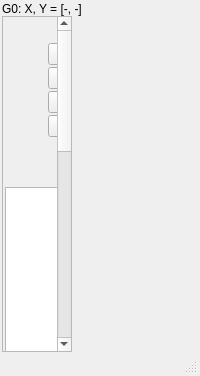
The window that src/MainWindow.ui (yesint/QtGrace6) describes before a commit, drawn with Qt 5.
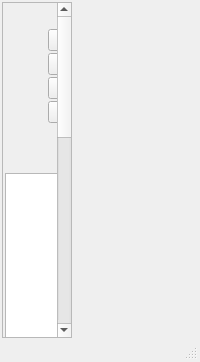
The same window after the commit. Icons and pictures are not drawn. Custom widgets are drawn as their Qt base class.

Commit message:
Remove statLocBar completely: slot, widget, menu action, row
- Remove QLabel *statLocBar member from MainWindow.h
- Remove statLocBar from .ui (row 1 now empty, collapses to 0px)
- Remove statLocBar bridge from constructor, collapse row 1 min height to 0
- Remove Show locator bar menu action from View menu
- Remove ShowLocBar() slot behaviour in ManageBars()
- events.cpp: route coordinate display solely to coordLabel in statusBar

Hover coordinates now appear only in the permanent coordLabel widget
on the left of the bottom status bar.

The edit to the form file:
```diff
--- a/src/MainWindow.ui
+++ b/src/MainWindow.ui
@@ -14,15 +14,6 @@
     <widget class="QMenuBar" name="menuBar"/>
    </item>
 
-   <!-- Row 1: location/coordinate bar -->
-   <item row="1" column="0" colspan="2">
-    <widget class="QLabel" name="statLocBar">
-     <property name="text"><string>G0: X, Y = [-, -]</string></property>
-     
-     
-    </widget>
-   </item>
-
    <!-- Rows 2-3, col 0: scrollable toolbar column -->
    <item row="2" column="0" rowspan="2">
     <widget class="QScrollArea" name="scroll">
```
The commit also changes 3 other files.
